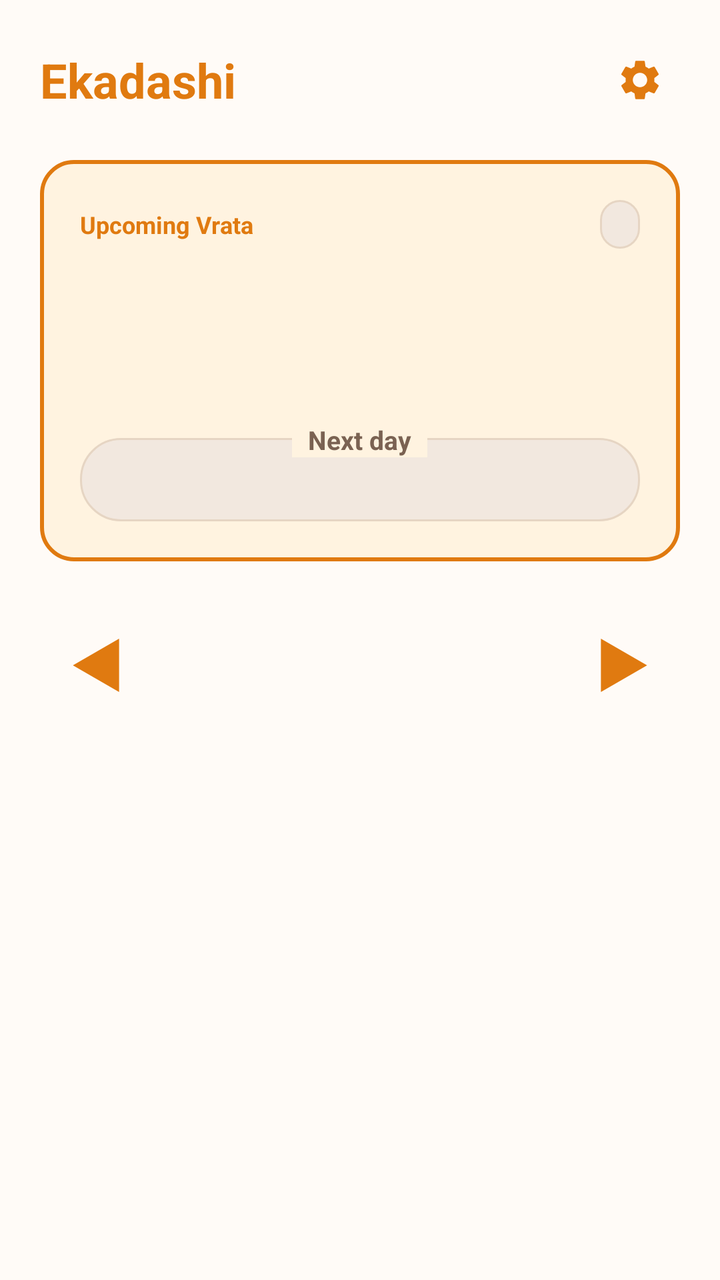
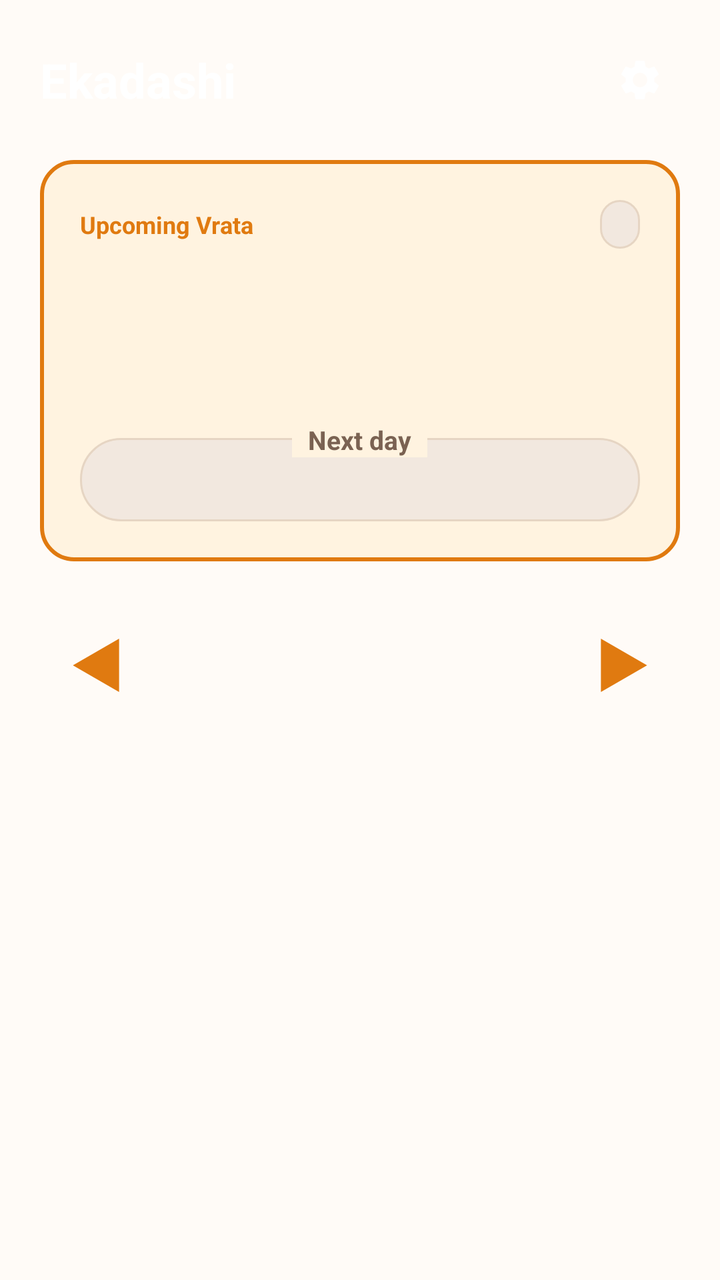

Before-and-after screenshots of an Android layout around one commit, followed by the original layout XML and the change that was made.
<!-- AndroidManifest.xml: application theme Theme.VaishnavaVrata -->
<!-- res/layout/home.xml -->
<?xml version="1.0" encoding="utf-8"?>
<FrameLayout xmlns:android="http://schemas.android.com/apk/res/android"
    android:layout_width="match_parent"
    android:layout_height="match_parent">

    
    <ImageView
        android:id="@+id/bg_image"
        android:layout_width="match_parent"
        android:layout_height="match_parent"
        android:importantForAccessibility="no"
        android:scaleType="centerCrop" />

    
    <View
        android:layout_width="match_parent"
        android:layout_height="match_parent"
        android:background="@color/bg_scrim_overlay" />

    <ScrollView
        android:id="@+id/home_root"
        android:layout_width="match_parent"
        android:layout_height="match_parent"
        android:fillViewport="true"
        android:fitsSystemWindows="true">

        <LinearLayout
            android:layout_width="match_parent"
            android:layout_height="wrap_content"
            android:orientation="vertical"
            android:padding="20dp">

            
            <RelativeLayout
                android:layout_width="match_parent"
                android:layout_height="wrap_content">

                <TextView
                    android:id="@+id/home_title"
                    android:layout_width="wrap_content"
                    android:layout_height="wrap_content"
                    android:layout_alignParentStart="true"
                    android:layout_centerVertical="true"
                    android:text="@string/app_name"
                    android:textColor="@color/saffron_primary"
                    android:textSize="24sp"
                    android:textStyle="bold" />

                <ImageView
                    android:id="@+id/btn_settings"
                    android:layout_width="40dp"
                    android:layout_height="40dp"
                    android:layout_alignParentEnd="true"
                    android:layout_centerVertical="true"
                    android:background="?android:attr/selectableItemBackgroundBorderless"
                    android:clickable="true"
                    android:contentDescription="Settings"
                    android:focusable="true"
                    android:padding="8dp"
                    android:src="@drawable/ic_gear" />
            </RelativeLayout>

            
            <LinearLayout
                android:id="@+id/banner_notif"
                android:layout_width="match_parent"
                android:layout_height="wrap_content"
                android:layout_marginTop="16dp"
                android:background="@drawable/card_selected"
                android:clickable="true"
                android:focusable="true"
                android:orientation="horizontal"
                android:padding="14dp"
                android:visibility="gone">

                <TextView
                    android:id="@+id/tv_banner_notif"
                    android:layout_width="match_parent"
                    android:layout_height="wrap_content"
                    android:gravity="center"
                    android:text="@string/notif_banner_text"
                    android:textColor="#000000"
                    android:textSize="13sp"
                    android:textStyle="bold" />
            </LinearLayout>

            
            <TextView
                android:id="@+id/tv_empty_state"
                android:layout_width="match_parent"
                android:layout_height="wrap_content"
                android:layout_marginTop="20dp"
                android:background="@drawable/card_bg"
                android:gravity="center"
                android:padding="20dp"
                android:text="@string/no_data_available"
                android:textColor="@color/saffron_primary"
                android:textSize="16sp"
                android:visibility="gone" />

            
            <LinearLayout
                android:id="@+id/hero_card"
                android:layout_width="match_parent"
                android:layout_height="wrap_content"
                android:layout_marginTop="20dp"
                android:background="@drawable/card_selected"
                android:orientation="vertical"
                android:padding="20dp">

                
                <LinearLayout
                    android:layout_width="match_parent"
                    android:layout_height="wrap_content"
                    android:gravity="center_vertical"
                    android:orientation="horizontal">

                    <TextView
                        android:id="@+id/hero_badge"
                        android:layout_width="wrap_content"
                        android:layout_height="wrap_content"
                        android:text="@string/hero_label_next"
                        android:textColor="@color/saffron_primary"
                        android:textSize="12sp"
                        android:textStyle="bold" />

                    <TextView
                        android:id="@+id/tv_card_counter"
                        android:layout_width="wrap_content"
                        android:layout_height="wrap_content"
                        android:layout_marginStart="8dp"
                        android:textColor="@color/text_secondary"
                        android:textSize="12sp" />

                    <View
                        android:layout_width="0dp"
                        android:layout_height="0dp"
                        android:layout_weight="1" />

                    <TextView
                        android:id="@+id/hero_relative_tag"
                        android:layout_width="wrap_content"
                        android:layout_height="wrap_content"
                        android:background="@drawable/pill_bg"
                        android:paddingHorizontal="10dp"
                        android:paddingVertical="4dp"
                        android:textColor="@color/saffron_primary"
                        android:textSize="12sp"
                        android:textStyle="bold" />
                </LinearLayout>

                
                <TextView
                    android:id="@+id/hero_vrata_name"
                    android:layout_width="wrap_content"
                    android:layout_height="wrap_content"
                    android:layout_marginTop="16dp"
                    android:textColor="@color/text_primary"
                    android:textSize="24sp"
                    android:textStyle="bold" />

                
                <TextView
                    android:id="@+id/hero_vrata_date"
                    android:layout_width="wrap_content"
                    android:layout_height="wrap_content"
                    android:layout_marginTop="6dp"
                    android:textColor="@color/text_secondary"
                    android:textSize="15sp" />

                
                <FrameLayout
                    android:id="@+id/hero_parana_wrapper"
                    android:layout_width="match_parent"
                    android:layout_height="wrap_content"
                    android:layout_marginTop="12dp">

                    <LinearLayout
                        android:id="@+id/hero_parana_container"
                        android:layout_width="match_parent"
                        android:layout_height="wrap_content"
                        android:layout_marginTop="8dp"
                        android:background="@drawable/pill_bg"
                        android:orientation="horizontal"
                        android:paddingHorizontal="14dp"
                        android:paddingVertical="12dp">

                        <TextView
                            android:id="@+id/hero_parana_text"
                            android:layout_width="match_parent"
                            android:layout_height="wrap_content"
                            android:gravity="center"
                            android:textColor="@color/text_primary"
                            android:textSize="13sp"
                            android:textStyle="bold" />
                    </LinearLayout>

                    <TextView
                        android:id="@+id/hero_parana_label"
                        android:layout_width="wrap_content"
                        android:layout_height="wrap_content"
                        android:layout_gravity="top|center_horizontal"
                        android:background="@color/card_selected_bg"
                        android:paddingHorizontal="8dp"
                        android:text="@string/parana_label"
                        android:textColor="@color/text_secondary"
                        android:textSize="13sp"
                        android:textStyle="bold" />
                </FrameLayout>

                <TextView
                    android:id="@+id/hero_note"
                    android:layout_width="match_parent"
                    android:layout_height="wrap_content"
                    android:layout_marginTop="12dp"
                    android:textColor="@color/text_secondary"
                    android:textSize="13sp"
                    android:visibility="gone" />
            </LinearLayout>

            
            <LinearLayout
                android:layout_width="match_parent"
                android:layout_height="wrap_content"
                android:layout_marginTop="24dp"
                android:gravity="center_vertical"
                android:orientation="horizontal">

                <ImageView
                    android:id="@+id/btn_prev"
                    android:layout_width="56dp"
                    android:layout_height="56dp"
                    android:background="?android:attr/selectableItemBackgroundBorderless"
                    android:contentDescription="@string/btn_previous"
                    android:padding="12dp"
                    android:src="@drawable/ic_tri_left" />

                <View
                    android:layout_width="0dp"
                    android:layout_height="0dp"
                    android:layout_weight="1" />

                <ImageView
                    android:id="@+id/btn_next"
                    android:layout_width="56dp"
                    android:layout_height="56dp"
                    android:background="?android:attr/selectableItemBackgroundBorderless"
                    android:contentDescription="@string/btn_next"
                    android:padding="12dp"
                    android:src="@drawable/ic_tri_right" />
            </LinearLayout>

        </LinearLayout>
    </ScrollView>
</FrameLayout>
<!-- resources referenced by this layout -->
<resources>
  <color name="bg_scrim_overlay">#00000000</color>
  <color name="card_selected_bg">#FFF3E0</color>
  <color name="saffron_primary">#E07A10</color>
  <color name="text_primary">#2C1A0E</color>
  <color name="text_secondary">#7A6252</color>
  <!-- drawable card_bg (drawable) -->
  <?xml version="1.0" encoding="utf-8"?>
  <shape xmlns:android="http://schemas.android.com/apk/res/android"
      android:shape="rectangle">
      <solid android:color="@color/card_bg" />
      <corners android:radius="16dp" />
      <stroke
          android:width="1dp"
          android:color="@color/stroke_color" />
  </shape>
  <!-- drawable card_selected (drawable) -->
  <?xml version="1.0" encoding="utf-8"?>
  <shape xmlns:android="http://schemas.android.com/apk/res/android"
      android:shape="rectangle">
      <solid android:color="@color/card_selected_bg" />
      <corners android:radius="16dp" />
      <stroke
          android:width="2dp"
          android:color="@color/saffron_primary" />
  </shape>
  <!-- drawable ic_gear (drawable) -->
  <?xml version="1.0" encoding="utf-8"?>
  <vector xmlns:android="http://schemas.android.com/apk/res/android"
      android:width="24dp"
      android:height="24dp"
      android:viewportWidth="24"
      android:viewportHeight="24">
      <path
          android:fillColor="@color/saffron_primary"
          android:pathData="M19.14,12.94c0.04,-0.3 0.06,-0.61 0.06,-0.94c0,-0.32 -0.02,-0.64 -0.07,-0.94l2.03,-1.58c0.18,-0.14 0.23,-0.41 0.12,-0.61l-1.92,-3.32c-0.12,-0.22 -0.37,-0.29 -0.59,-0.22l-2.39,0.96c-0.5,-0.38 -1.03,-0.7 -1.62,-0.94l-0.36,-2.54c-0.04,-0.24 -0.24,-0.41 -0.48,-0.41h-3.84c-0.24,0 -0.43,0.17 -0.47,0.41l-0.36,2.54c-0.59,0.24 -1.13,0.57 -1.62,0.94l-2.39,-0.96c-0.22,-0.08 -0.47,0 -0.59,0.22l-1.92,3.32c-0.12,0.21 -0.07,0.47 0.12,0.61l2.03,1.58c-0.05,0.3 -0.07,0.62 -0.07,0.94s0.02,0.64 0.07,0.94l-2.03,1.58c-0.18,0.14 -0.23,0.41 -0.12,0.61l1.92,3.32c0.12,0.22 0.37,0.29 0.59,0.22l2.39,-0.96c0.5,0.38 1.03,0.7 1.62,0.94l0.36,2.54c0.05,0.24 0.24,0.41 0.48,0.41h3.84c0.24,0 0.44,-0.17 0.47,-0.41l0.36,-2.54c0.59,-0.24 1.13,-0.56 1.62,-0.94l2.39,0.96c0.22,0.08 0.47,0 0.59,-0.22l1.92,-3.32c0.12,-0.2 0.07,-0.47 -0.12,-0.61l-2.01,-1.58zM12,15.6c-1.98,0 -3.6,-1.62 -3.6,-3.6s1.62,-3.6 3.6,-3.6s3.6,1.62 3.6,3.6s-1.62,3.6 -3.6,3.6z"/>
  </vector>
  <!-- drawable ic_tri_right (drawable) -->
  <?xml version="1.0" encoding="utf-8"?>
  <vector xmlns:android="http://schemas.android.com/apk/res/android"
      android:width="32dp"
      android:height="32dp"
      android:viewportWidth="24"
      android:viewportHeight="24">
      
      <path
          android:fillColor="@color/saffron_primary"
          android:pathData="M20.66,12 L3.34,2 L3.34,22 Z" />
  </vector>
  <!-- drawable pill_bg (drawable) -->
  <?xml version="1.0" encoding="utf-8"?>
  <shape xmlns:android="http://schemas.android.com/apk/res/android"
      android:shape="rectangle">
      <solid android:color="@color/pill_bg" />
      <corners android:radius="20dp" />
      <stroke
          android:width="1dp"
          android:color="@color/stroke_color" />
  </shape>
  <string name="app_name">Ekadashi</string>
  <string name="btn_next">Next</string>
  <string name="btn_previous">Previous</string>
  <string name="hero_label_next">Upcoming Vrata</string>
  <string name="no_data_available">No data available. Turn on internet and reopen the app.</string>
  <string name="notif_banner_text">Notifications disabled. Tap to enable in settings.</string>
  <string name="parana_label">Next day</string>
  <color name="card_bg">#FFFFFF</color>
  <color name="stroke_color">#E6D5C3</color>
  <color name="pill_bg">#F2E8DF</color>
  <color name="saffron_primary_variant">#C66509</color>
  <color name="saffron_accent">#FF9800</color>
  <color name="bg_color">#FFFBF7</color>
  <!-- unchanged entries left out for length: 2 -->
</resources>

<!-- the commit's change to res/layout/home.xml (unified diff, before → after) -->
@@ -42,7 +42,7 @@
                     android:layout_alignParentStart="true"
                     android:layout_centerVertical="true"
                     android:text="@string/app_name"
-                    android:textColor="@color/saffron_primary"
+                    android:textColor="#FFFFFF"
                     android:textSize="24sp"
                     android:textStyle="bold" />
 
<!-- resource entries referenced after the edit -->
@@ -33,7 +33,7 @@
       android:viewportWidth="24"
       android:viewportHeight="24">
       <path
-          android:fillColor="@color/saffron_primary"
+          android:fillColor="#FFFFFF"
           android:pathData="M19.14,12.94c0.04,-0.3 0.06,-0.61 0.06,-0.94c0,-0.32 -0.02,-0.64 -0.07,-0.94l2.03,-1.58c0.18,-0.14 0.23,-0.41 0.12,-0.61l-1.92,-3.32c-0.12,-0.22 -0.37,-0.29 -0.59,-0.22l-2.39,0.96c-0.5,-0.38 -1.03,-0.7 -1.62,-0.94l-0.36,-2.54c-0.04,-0.24 -0.24,-0.41 -0.48,-0.41h-3.84c-0.24,0 -0.43,0.17 -0.47,0.41l-0.36,2.54c-0.59,0.24 -1.13,0.57 -1.62,0.94l-2.39,-0.96c-0.22,-0.08 -0.47,0 -0.59,0.22l-1.92,3.32c-0.12,0.21 -0.07,0.47 0.12,0.61l2.03,1.58c-0.05,0.3 -0.07,0.62 -0.07,0.94s0.02,0.64 0.07,0.94l-2.03,1.58c-0.18,0.14 -0.23,0.41 -0.12,0.61l1.92,3.32c0.12,0.22 0.37,0.29 0.59,0.22l2.39,-0.96c0.5,0.38 1.03,0.7 1.62,0.94l0.36,2.54c0.05,0.24 0.24,0.41 0.48,0.41h3.84c0.24,0 0.44,-0.17 0.47,-0.41l0.36,-2.54c0.59,-0.24 1.13,-0.56 1.62,-0.94l2.39,0.96c0.22,0.08 0.47,0 0.59,-0.22l1.92,-3.32c0.12,-0.2 0.07,-0.47 -0.12,-0.61l-2.01,-1.58zM12,15.6c-1.98,0 -3.6,-1.62 -3.6,-3.6s1.62,-3.6 3.6,-3.6s3.6,1.62 3.6,3.6s-1.62,3.6 -3.6,3.6z"/>
   </vector>
   <!-- drawable ic_tri_right (drawable) -->
